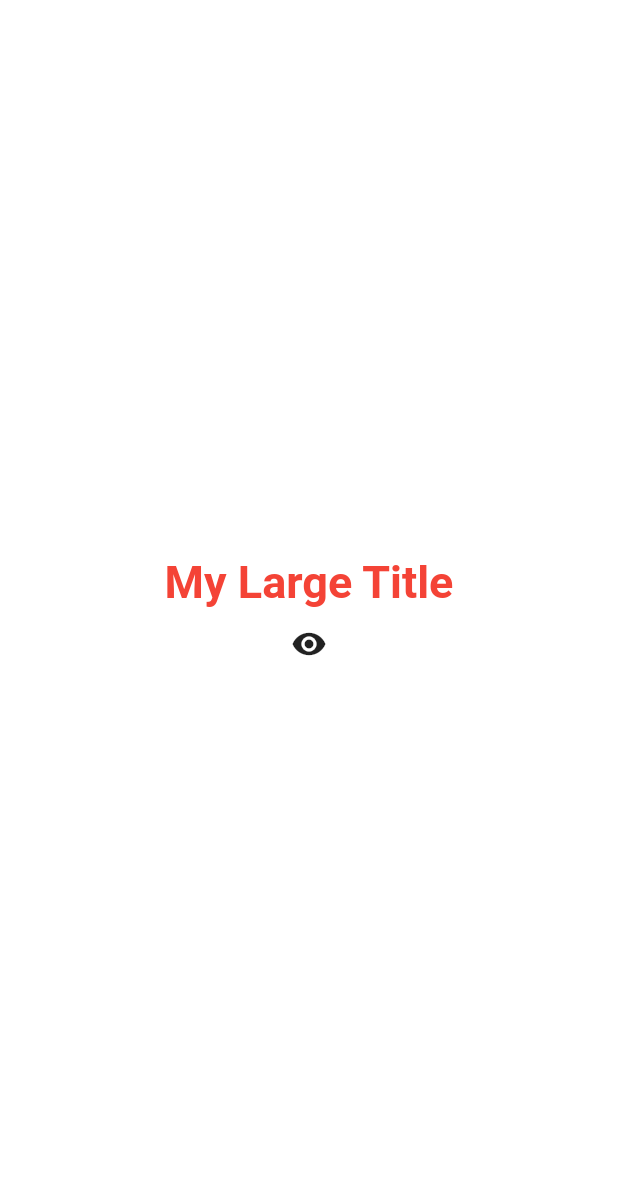
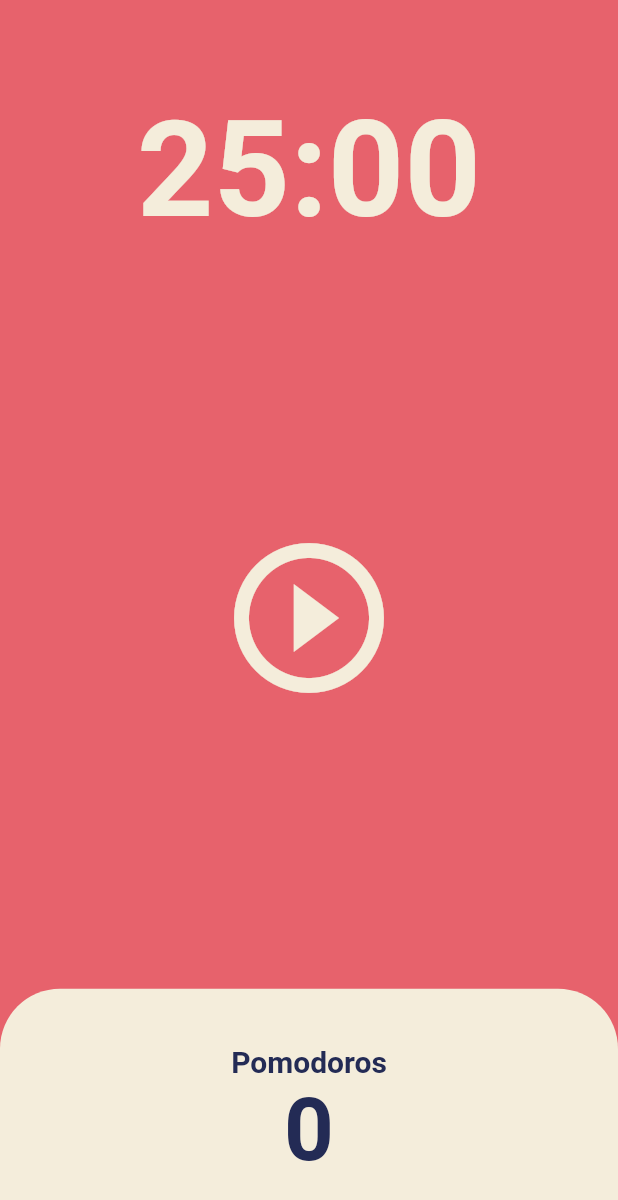
Before and after one commit to techighpark/dart-toonflix-example-3, a Flutter app: the screen it shows after launch, on a phone screen of 412 x 824 dp. Shown: the top 1200 px of the screen. Run offline on Flutter 3.47's test engine with Material 2 defaults, Android fonts, the phone set to English and light mode, and no system bars.

Commit message:
Pomodoros

```diff
--- a/lib/main.dart
+++ b/lib/main.dart
@@ -1,13 +1,7 @@
-import 'package:flutter/foundation.dart';
 import 'package:flutter/material.dart';
-
-class Player {
-  String? name;
-  Player({this.name});
-}
+import 'package:toonflix/screen/home_screen.dart';
 
 void main() {
-  // root app
   runApp(const App());
 }
 
@@ -15,96 +9,25 @@ class App extends StatefulWidget {
   const App({super.key});
 
   @override
-  State<App> createState() => _AppState();
+  State createState() => _AppState();
 }
 
-class _AppState extends State<App> {
-  // dart
-  List<int> numbers = [];
-  int counter = 0;
-
-  void onClicked() {
-    setState(() {
-      numbers.add(numbers.length);
-    });
-
-    print(numbers);
-  }
-
-  bool showTitle = true;
-  void toggleTitle() {
-    setState(() {
-      showTitle = !showTitle;
-    });
-  }
-
+class _AppState extends State {
   @override
   Widget build(BuildContext context) {
     return MaterialApp(
       theme: ThemeData(
         textTheme: const TextTheme(
-          titleLarge: TextStyle(
-            color: Colors.red,
+          displayLarge: TextStyle(
+            color: Color(0xFF232B55),
           ),
         ),
-      ),
-      home: Scaffold(
-        backgroundColor: Colors.white,
-        body: Center(
-          child: SingleChildScrollView(
-            child: Column(
-              mainAxisAlignment: MainAxisAlignment.center,
-              children: [
-                showTitle ? const MyLargeTitle() : const Text('Nothing'),
-                IconButton(
-                    onPressed: toggleTitle,
-                    icon: const Icon(Icons.remove_red_eye))
-              ],
-            ),
-          ),
+        cardColor: const Color(0xFFF4EDDB),
+        colorScheme: ColorScheme.fromSwatch(
+          backgroundColor: const Color(0xFFE7626C),
         ),
       ),
+      home: const HomeScreen(),
     );
   }
 }
-
-class MyLargeTitle extends StatefulWidget {
-  const MyLargeTitle({
-    super.key,
-  });
-
-  @override
-  State<MyLargeTitle> createState() => _MyLargeTitleState();
-}
-
-class _MyLargeTitleState extends State<MyLargeTitle> {
-  @override
-  void initState() {
-    // TODO: implement initState
-    // 부모 요소에 의존하는 state를 초기화 해야하는 경우
-    super.initState();
-    print('init');
-  }
-
-  @override
-  void dispose() {
-    // TODO: implement dispose
-    super.dispose();
-    if (kDebugMode) {
-      print('dispose');
-    }
-  }
-
-  @override
-  Widget build(BuildContext context) {
-    print('build');
-    return Text(
-      'My Large Title',
-      style: TextStyle(
-        color: Theme.of(context).textTheme.titleLarge!.color,
-        fontSize: 30,
-        fontWeight: FontWeight.w600,
-      ),
-    );
-  }
-}
```
Also changed, not shown: lib/screen/home_screen.dart (added, +162 -0 lines).
